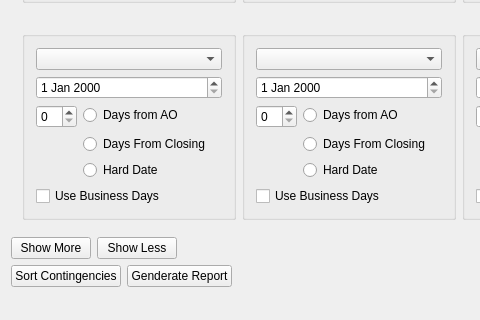
Before: the Qt Designer form maincontingencywindow.ui in themattkerr/ModeContingencyCalc, drawn with Qt 5; both pictures show x 0 to 480 and y 722 to 1042 of the 1137 by 1042 pixel window.
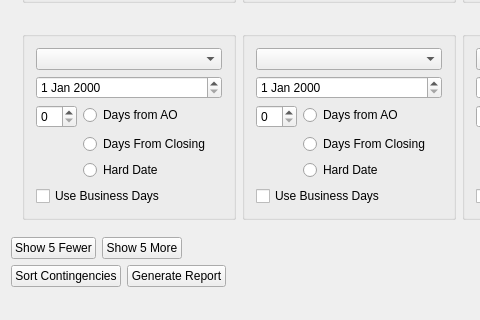
After: the same form once the commit is applied.

Patch:
```diff
--- a/maincontingencywindow.ui
+++ b/maincontingencywindow.ui
@@ -986,14 +986,14 @@
           <item>
            <widget class="QPushButton" name="pushButton_Show6Thru10">
             <property name="text">
-             <string>Show More</string>
+             <string>Show 5 Fewer</string>
             </property>
            </widget>
           </item>
           <item>
            <widget class="QPushButton" name="pushButton_11">
             <property name="text">
-             <string>Show Less</string>
+             <string>Show 5 More</string>
             </property>
            </widget>
           </item>
@@ -1026,7 +1026,7 @@
         <item>
          <widget class="QPushButton" name="pushButton">
           <property name="text">
-           <string>Genderate Report</string>
+           <string>Generate Report</string>
           </property>
          </widget>
         </item>
```
Left out of the diff: 302 changed lines with no effect on the pictures.
